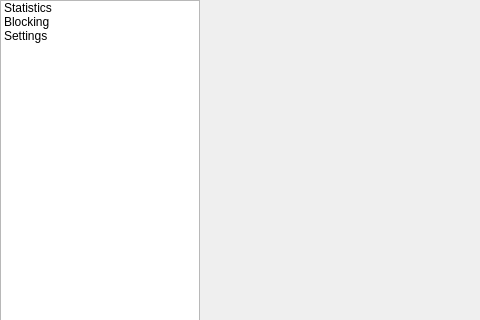
This is src/gui/mainwindow.ui in bergamontt/sunflower as Qt 5 draws it before an edit; both pictures show x 0 to 480 and y 0 to 320 of the 1024 by 640 pixel window. The edited form follows.
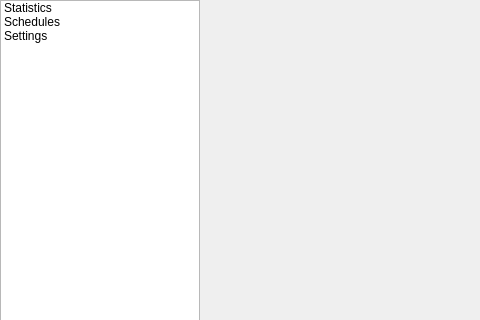
This is the edited form. Custom widgets are drawn as their Qt base class.

Commit message: feat(#57): add figma styles to the schedules page and dialog

```diff
--- a/src/gui/mainwindow.ui
+++ b/src/gui/mainwindow.ui
@@ -57,7 +57,7 @@
       </item>
       <item>
        <property name="text">
-        <string>Blocking</string>
+        <string>Schedules</string>
        </property>
       </item>
       <item>
```
Left out of the diff: 3 changed lines with no effect on the pictures. The commit also changes 7 other files.
